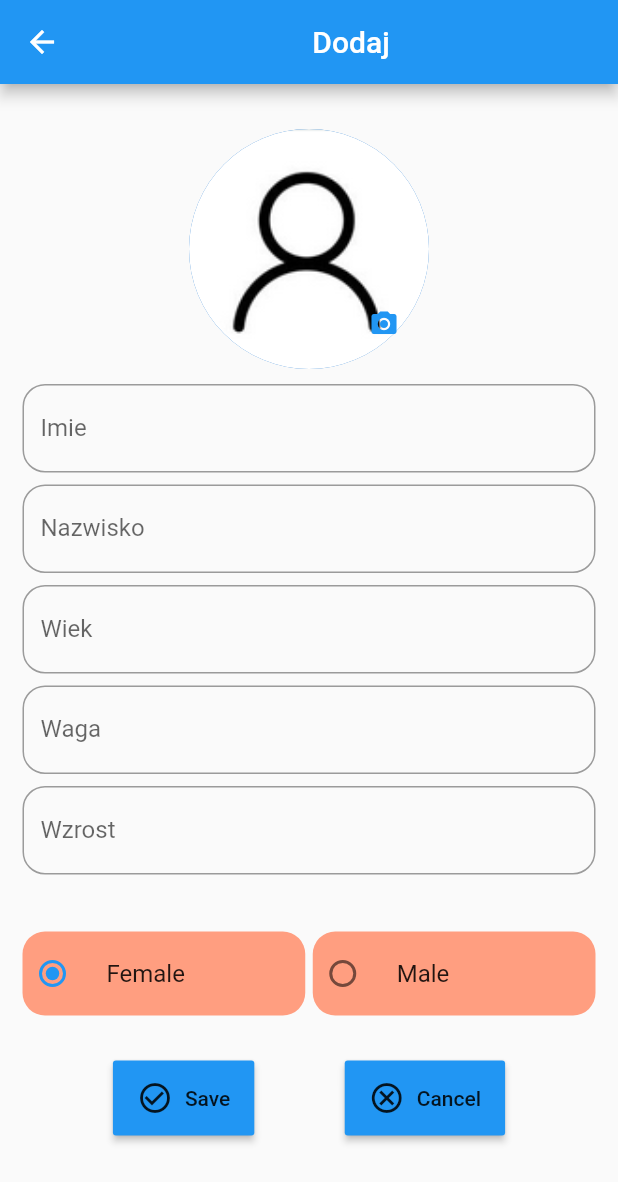
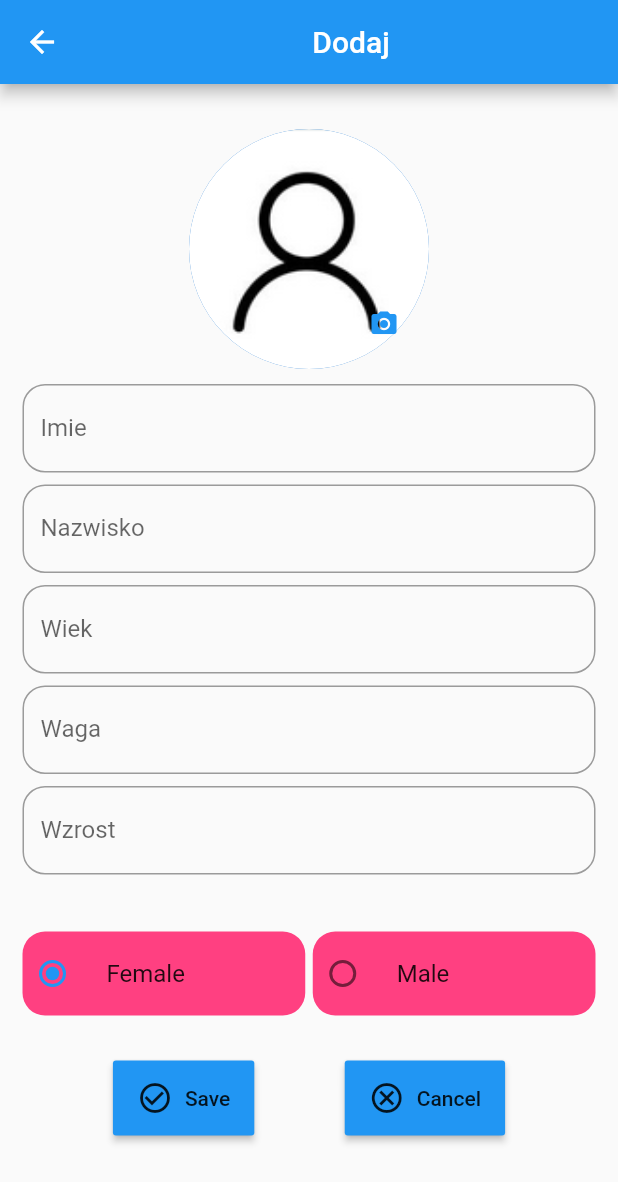
Before and after one commit to Dariuki/baby_health, a Flutter app: the screen it shows after launch, after a tap on the "person add alt 1" icon, on a phone screen of 412 x 824 dp. Shown: the top 1182 px of the screen. Run offline on Flutter 3.47's test engine with Material 2 defaults, Android fonts, the phone set to English and light mode, and no system bars; our stand-ins replace convex_bottom_bar, flutter_riverpod, image_picker.

Commit message:
Add Color tile dependet of bool isFemale

```diff
--- a/lib/domain/models/person_model.dart
+++ b/lib/domain/models/person_model.dart
@@ -4,14 +4,14 @@ import 'package:uuid/uuid.dart';
 const uuid = Uuid();
 
 class PersonModel {
-  PersonModel({
+  PersonModel(  {
     required this.image,
     required this.firstName,
     required this.lastName,
     required this.age,
     required this.weight,
     required this.growth,
-    // required this.isFemale,
+    required this.isFemale,
   }) : id = uuid.v4();
 
   final String id;
@@ -21,7 +21,7 @@ class PersonModel {
   final double age;
   final double weight;
   final double growth;
-  // final bool isFemale;
+  final bool isFemale;
 
   String get name {
     return '$firstName $lastName';
--- a/lib/domain/widgets/radio_switch.dart
+++ b/lib/domain/widgets/radio_switch.dart
@@ -1,16 +1,19 @@
 import 'package:flutter/material.dart';
 
-class RadioSwitch extends StatefulWidget {
-  const RadioSwitch({super.key});
+class RadioSwitch extends StatelessWidget {
+  const RadioSwitch({
+    super.key,
+    required this.isFemale,
+    required this.onChanged,
+  });
+
+  final bool isFemale;
+  final ValueChanged<bool> onChanged;
 
   @override
-  State<RadioSwitch> createState() => _RadioSwitchState();
-}
+  Widget build(BuildContext context) {
+    Color tileColor = isFemale ? Colors.pinkAccent : Colors.blueAccent;
 
-class _RadioSwitchState extends State<RadioSwitch> {
-  bool isFemale = true;
-  @override
-  Widget build(BuildContext context) {
     return Row(
       children: [
         Expanded(
@@ -19,11 +22,11 @@ class _RadioSwitchState extends State<RadioSwitch> {
               borderRadius: BorderRadius.circular(15),
             ),
             contentPadding: const EdgeInsets.all(0),
-            tileColor: Colors.deepOrangeAccent.shade100,
+            tileColor: tileColor,
             title: const Text('Female'),
             value: true,
             groupValue: isFemale,
-            onChanged: (value) => setState(() => isFemale = value!),
+            onChanged: (value) => onChanged(value!),
           ),
         ),
         const SizedBox(width: 5),
@@ -33,11 +36,11 @@ class _RadioSwitchState extends State<RadioSwitch> {
               borderRadius: BorderRadius.circular(15),
             ),
             contentPadding: const EdgeInsets.all(0),
-            tileColor: Colors.deepOrangeAccent.shade100,
+            tileColor: tileColor,
             title: const Text('Male'),
             value: false,
             groupValue: isFemale,
-            onChanged: (value) => setState(() => isFemale = value!),
+            onChanged: (value) => onChanged(value!),
           ),
         ),
       ],
--- a/lib/features/peages/home/home_page.dart
+++ b/lib/features/peages/home/home_page.dart
@@ -1,6 +1,7 @@
 import 'package:baby_health/domain/providers/person_pro.dart';
 import 'package:baby_health/features/peages/add/add_person.dart';
-import 'package:baby_health/domain/widgets/person_tile.dart';
+
+import 'package:baby_health/features/peages/home/home_page_body.dart';
 
 import 'package:flutter/material.dart';
 import 'package:flutter_riverpod/flutter_riverpod.dart';
@@ -10,7 +11,7 @@ class HomePage extends ConsumerWidget {
 
   @override
   Widget build(BuildContext context, WidgetRef ref) {
-   final personModel = ref.watch(personsProvider);
+    final personModel = ref.watch(personsProvider);
 
     return Scaffold(
       appBar: AppBar(
@@ -28,9 +29,7 @@ class HomePage extends ConsumerWidget {
         },
         child: const Icon(Icons.person_add_alt_1),
       ),
-      body: PersonTile(
-        personModels: personModel,
-      ),
+      body: HomePageBody(personModel: personModel),
     );
   }
 }
```
Also changed, not shown: lib/domain/providers/person_pro.dart (+5 -3 lines), lib/domain/widgets/person_tile.dart (+11 -35 lines), lib/features/peages/add/add_person.dart (+22 -15 lines), lib/features/peages/details/add_visit_page.dart (+6 -4 lines), lib/features/peages/details/profile_page.dart (+19 -1 lines), lib/features/peages/home/home_page_body.dart (added, +42 -0 lines), lib/domain/widgets/button.dart (line endings or trailing spaces), pubspec.lock, 6 other files.
